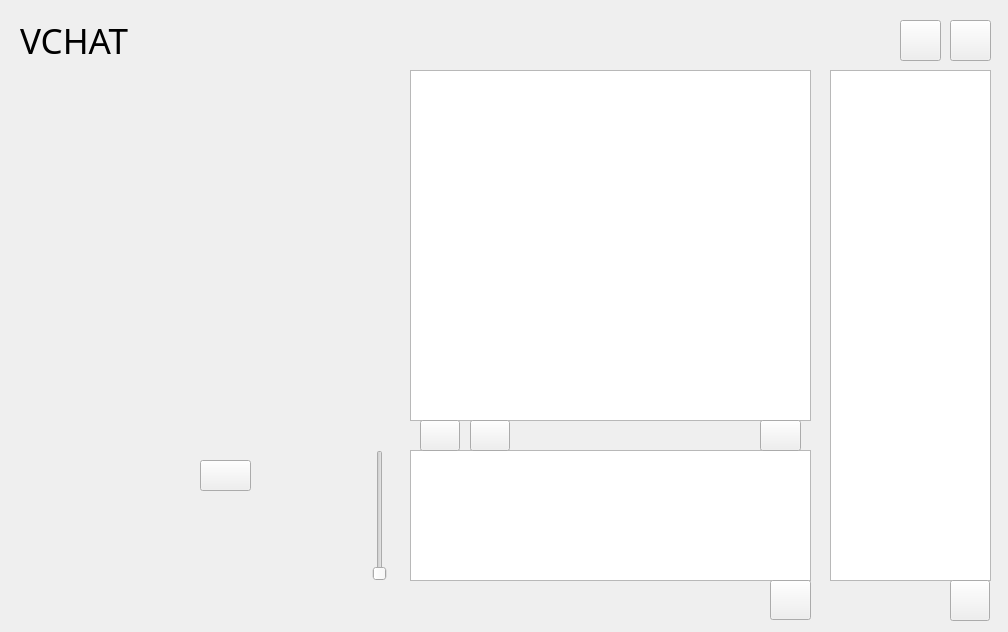
Old version of the form mainwindow.ui in the repository jammgit/Chat.
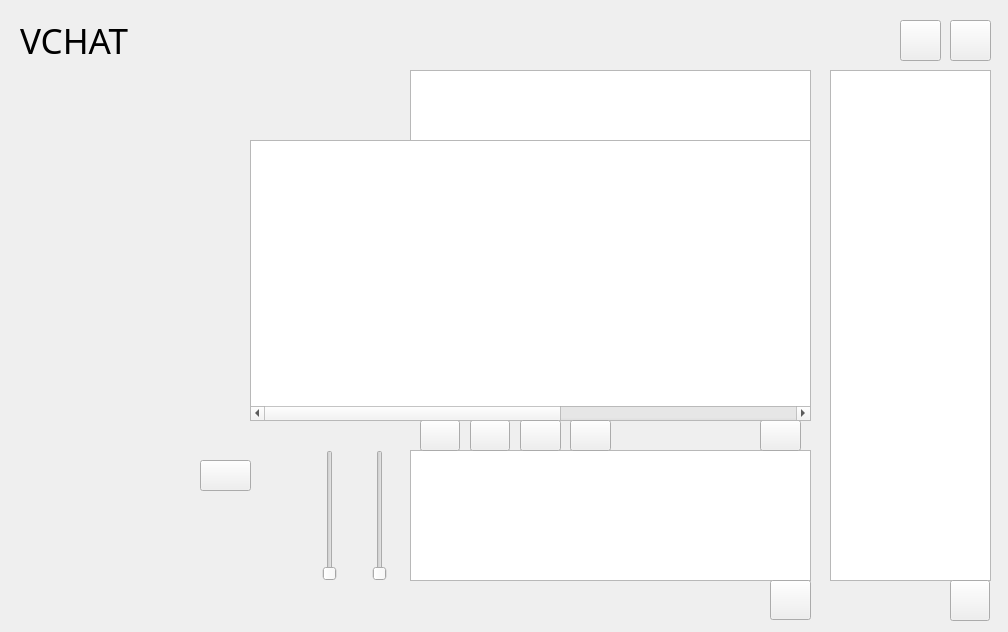
New version of the form. Icons and pictures are not drawn. Custom widgets are drawn as their Qt base class.

Diff of the .ui file:
```diff
--- a/mainwindow.ui
+++ b/mainwindow.ui
@@ -364,6 +364,175 @@
      </size>
     </property>
    </widget>
+   <widget class="QTableWidget" name="TABLE_EMOJI">
+    <property name="geometry">
+     <rect>
+      <x>250</x>
+      <y>140</y>
+      <width>561</width>
+      <height>281</height>
+     </rect>
+    </property>
+    <property name="showGrid">
+     <bool>false</bool>
+    </property>
+    <attribute name="horizontalHeaderVisible">
+     <bool>false</bool>
+    </attribute>
+    <attribute name="horizontalHeaderHighlightSections">
+     <bool>false</bool>
+    </attribute>
+    <attribute name="horizontalHeaderMinimumSectionSize">
+     <number>30</number>
+    </attribute>
+    <attribute name="verticalHeaderVisible">
+     <bool>false</bool>
+    </attribute>
+    <row>
+     <property name="text">
+      <string>新建行</string>
+     </property>
+    </row>
+    <row>
+     <property name="text">
+      <string>新建行</string>
+     </property>
+    </row>
+    <row>
+     <property name="text">
+      <string>新建行</string>
+     </property>
+    </row>
+    <row>
+     <property name="text">
+      <string>新建行</string>
+     </property>
+    </row>
+    <row>
+     <property name="text">
+      <string>新建行</string>
+     </property>
+    </row>
+    <row>
+     <property name="text">
+      <string>新建行</string>
+     </property>
+    </row>
+    <row>
+     <property name="text">
+      <string>新建行</string>
+     </property>
+    </row>
+    <row>
+     <property name="text">
+      <string>新建行</string>
+     </property>
+    </row>
+    <column>
+     <property name="text">
+      <string>新建列</string>
+     </property>
+    </column>
+    <column>
+     <property name="text">
+      <string>新建列</string>
+     </property>
+    </column>
+    <column>
+     <property name="text">
+      <string>新建列</string>
+     </property>
+    </column>
+    <column>
+     <property name="text">
+      <string>新建列</string>
+     </property>
+    </column>
+    <column>
+     <property name="text">
+      <string>新建列</string>
+     </property>
+    </column>
+    <column>
+     <property name="text">
+      <string>新建列</string>
+     </property>
+    </column>
+    <column>
+     <property name="text">
+      <string>新建列</string>
+     </property>
+    </column>
+    <column>
+     <property name="text">
+      <string>新建列</string>
+     </property>
+    </column>
+    <column>
+     <property name="text">
+      <string>新建列</string>
+     </property>
+    </column>
+   </widget>
+   <widget class="QPushButton" name="BTN_FILE">
+    <property name="geometry">
+     <rect>
+      <x>520</x>
+      <y>420</y>
+      <width>41</width>
+      <height>31</height>
+     </rect>
+    </property>
+    <property name="text">
+     <string/>
+    </property>
+    <property name="icon">
+     <iconset resource="picture.qrc">
+      <normaloff>:/src/file.png</normaloff>:/src/file.png</iconset>
+    </property>
+    <property name="iconSize">
+     <size>
+      <width>22</width>
+      <height>22</height>
+     </size>
+    </property>
+   </widget>
+   <widget class="QPushButton" name="BTN_SHAKE">
+    <property name="geometry">
+     <rect>
+      <x>570</x>
+      <y>420</y>
+      <width>41</width>
+      <height>31</height>
+     </rect>
+    </property>
+    <property name="text">
+     <string/>
+    </property>
+    <property name="icon">
+     <iconset resource="picture.qrc">
+      <normaloff>:/src/shake.png</normaloff>:/src/shake.png</iconset>
+    </property>
+    <property name="iconSize">
+     <size>
+      <width>35</width>
+      <height>35</height>
+     </size>
+    </property>
+   </widget>
+   <widget class="QSlider" name="SLIDER_VOICE_2">
+    <property name="geometry">
+     <rect>
+      <x>320</x>
+      <y>450</y>
+      <width>19</width>
+      <height>131</height>
+     </rect>
+    </property>
+    <property name="orientation">
+     <enum>Qt::Vertical</enum>
+    </property>
+   </widget>
   </widget>
  </widget>
  <layoutdefault spacing="6" margin="11"/>
@@ -373,6 +542,11 @@
    <extends>QListWidget</extends>
    <header location="global">mylistwidget.h</header>
   </customwidget>
+  <customwidget>
+   <class>MyExTextEdit</class>
+   <extends>QTextEdit</extends>
+   <header location="global">myextextedit.h</header>
+  </customwidget>
  </customwidgets>
  <resources>
   <include location="picture.qrc"/>
```
Left out of the diff: 2 changed lines with no effect on the pictures.
